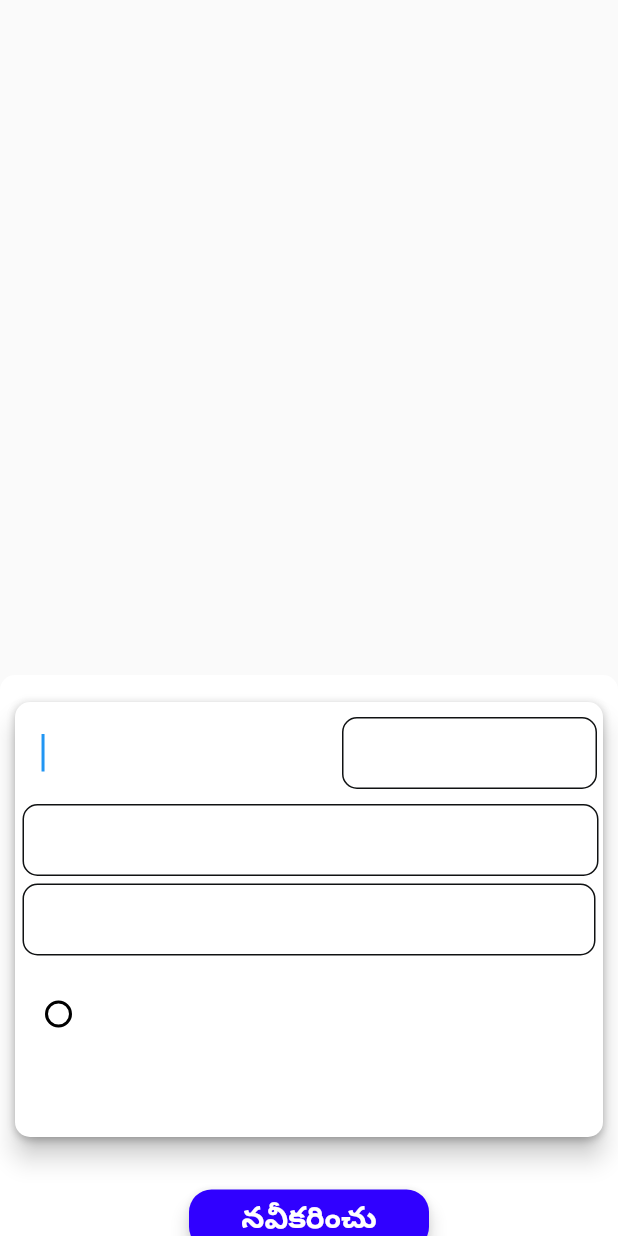
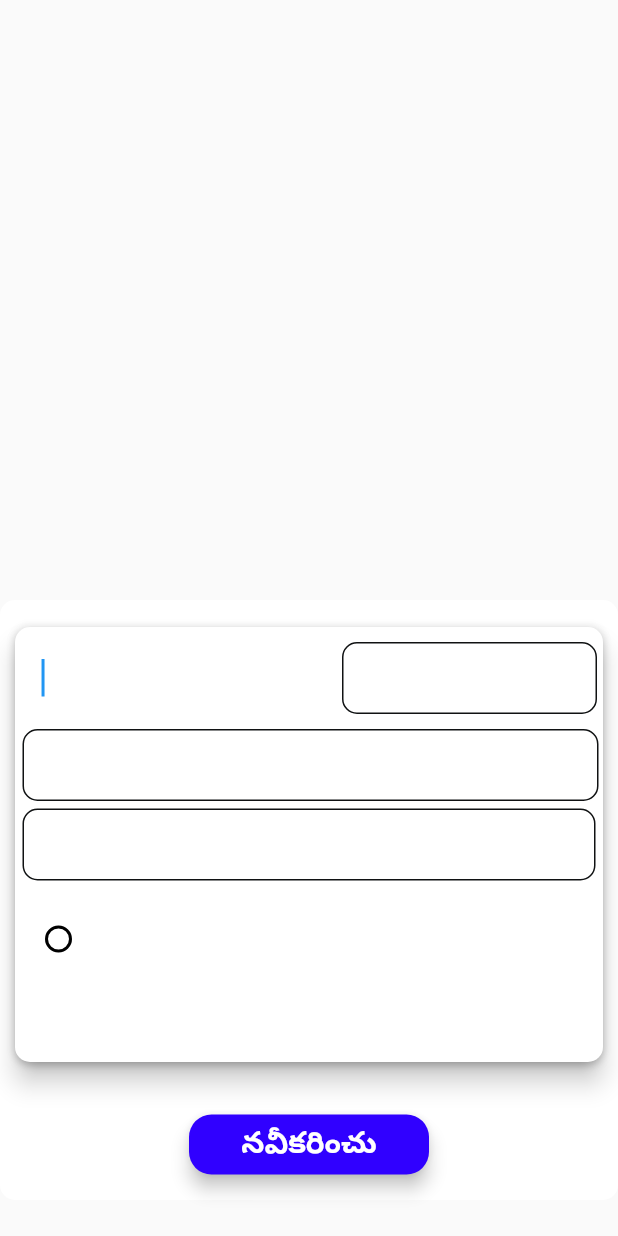
Before and after one commit to har00zall/next-trip-mew, a Flutter app: the BudgetSearchBottomSheetWidget widget shown alone on an empty page, opened directly, on a phone screen of 412 x 824 dp. Run offline on Flutter 3.47's test engine with Material 2 defaults, Android fonts, the phone set to English and light mode, and no system bars; drawn by our look-alikes of auto_size_text; our stand-ins replace cached_network_image, cloud_firestore, dropdown_button2, easy_debounce, firebase_auth, firebase_core and 14 more; missing offline and left inert: flutter_google_places, google_api_headers, google_maps_webservice, json_path, styled_divider; accounts and stored records are empty; key blocks and very long unbroken strings in the code were emptied for the run.

Commit message:
Updating to latest FlutterFlow output.

```diff
--- a/lib/components/budget_search_bottom_sheet/budget_search_bottom_sheet_widget.dart
+++ b/lib/components/budget_search_bottom_sheet/budget_search_bottom_sheet_widget.dart
@@ -47,7 +47,7 @@ class _BudgetSearchBottomSheetWidgetState
   @override
   Widget build(BuildContext context) {
     return Padding(
-      padding: EdgeInsetsDirectional.fromSTEB(0.0, 450.0, 0.0, 0.0),
+      padding: EdgeInsetsDirectional.fromSTEB(0.0, 400.0, 0.0, 0.0),
       child: SingleChildScrollView(
         child: Column(
           mainAxisSize: MainAxisSize.max,
```
Also changed, not shown: 1 other file.
